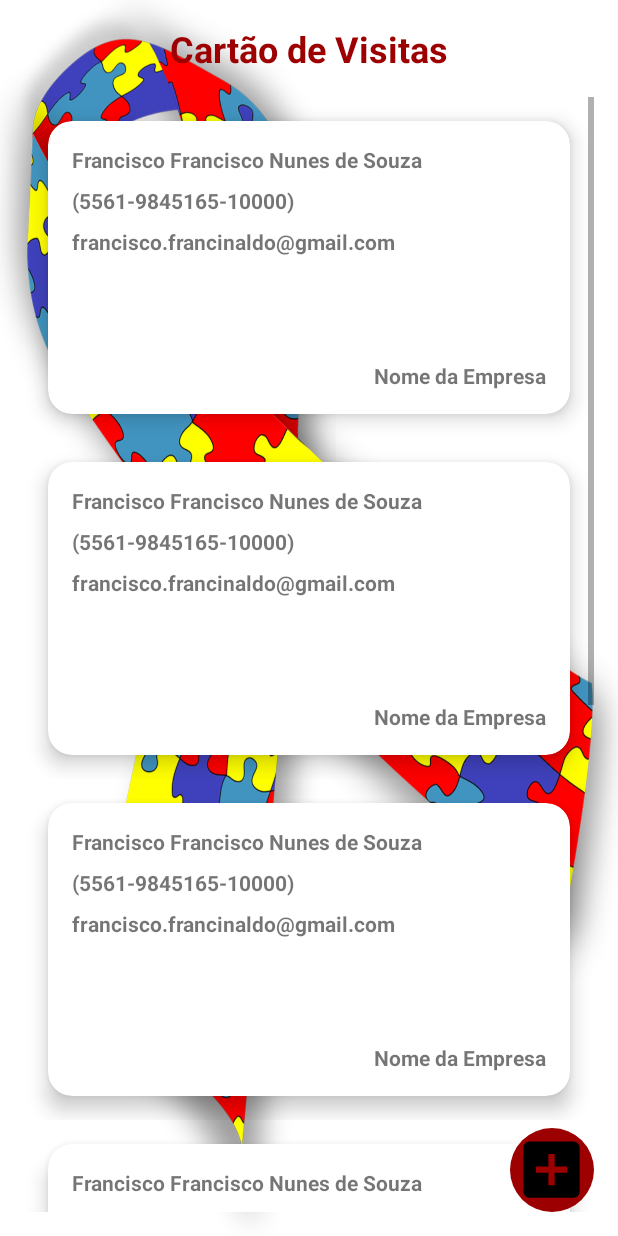
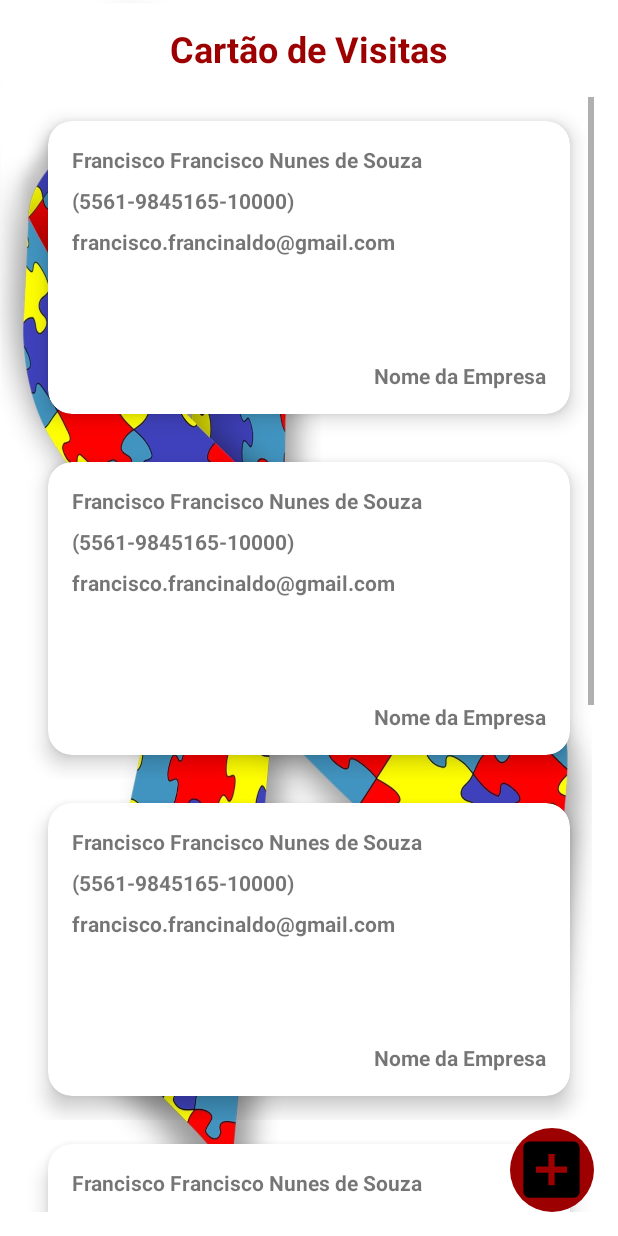
Before and after one commit to Francisco-fr1983/BusinessCard-Cart-o-de-Visitas, an Android app: the layout activity_main.xml on its own in the app's theme, with its tools: preview values and no code run, on a phone screen of 412 x 824 dp. Run offline under Robolectric (Android 15) with nearby library versions, the phone set to English and light mode, and no system bars.

Commit message:
Commit Especial android:background="@drawable/quebra_abeca_autismo_oficial2"

```diff
--- a/app/src/main/res/layout/activity_main.xml
+++ b/app/src/main/res/layout/activity_main.xml
@@ -5,7 +5,7 @@
     xmlns:tools="http://schemas.android.com/tools"
     android:layout_width="match_parent"
     android:layout_height="match_parent"
-    android:background="@drawable/quebra_cabeca_autismo_oficial"
+    android:background="@drawable/quebra_abeca_autismo_oficial2"
     tools:context=".ui.MainActivity">
 
     <TextView
```
Also changed, not shown: app/src/main/res/drawable/quebra_abeca_autismo_oficial2.jpg (added).
